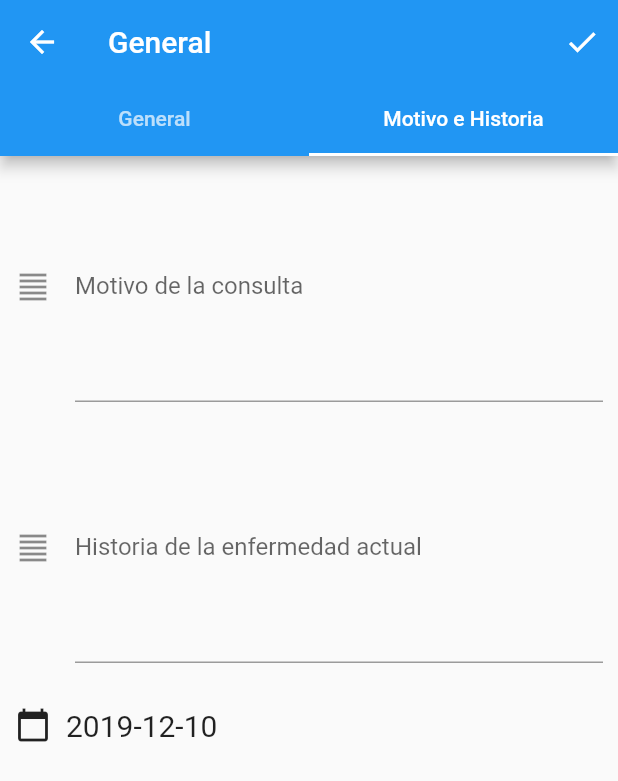
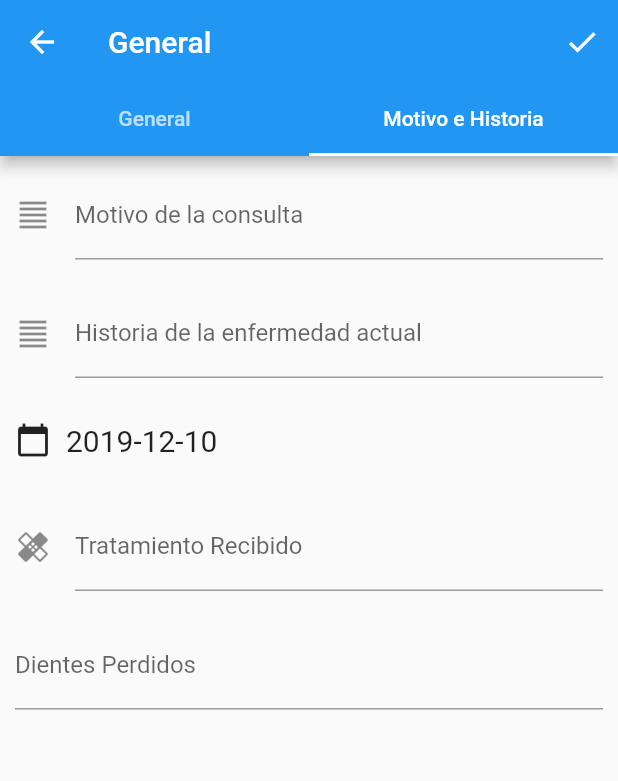
Before and after one commit to equipodetesis/Tesis, a Flutter app: the General_I screen opened directly, tab 2 chosen, after a tap on the "check" icon, on a phone screen of 412 x 824 dp. Shown: the top 781 px of the screen. Run offline on Flutter 3.47's test engine with Material 2 defaults, Android fonts, the phone set to English and light mode, and no system bars; our stand-ins replace cloud_firestore, font_awesome_flutter, line_awesome_icons; accounts and stored records are empty; statements that could not run were skipped.

Commit message:
Tratando de no destruir el proyecto

```diff
--- a/lib/Formularios/I_II_III_IV.dart
+++ b/lib/Formularios/I_II_III_IV.dart
@@ -1,5 +1,7 @@
 import 'package:flutter/material.dart';
 import 'package:intl/intl.dart';
+import 'package:font_awesome_flutter/font_awesome_flutter.dart';
+import 'package:line_awesome_icons/line_awesome_icons.dart';
 
 class General_I extends StatefulWidget{
   @override
@@ -10,12 +12,16 @@ class General_I extends StatefulWidget{
 
 }
 class General_I_State extends State<General_I>{
-  TextEditingController nombre = TextEditingController(),sexo = TextEditingController()
-  ,estado_civil = TextEditingController(),direccion = TextEditingController(),emergencia = TextEditingController()
+  TextEditingController nombre = TextEditingController(), estado_civil = TextEditingController(),
+      direccion = TextEditingController(),emergencia = TextEditingController()
   ,procedencia = TextEditingController(),telefono = TextEditingController(),ocupacion = TextEditingController()
   ,referencia = TextEditingController(),fecha_inicio = TextEditingController(),edad = TextEditingController();
 
-  TextEditingController motivo = TextEditingController(), historia = TextEditingController();
+  TextEditingController motivo = TextEditingController(), historia = TextEditingController(), tratamiento = TextEditingController()
+  , dientes_perdidos = TextEditingController(), causa_dientesperdidos = TextEditingController(),
+  experiencias_exodoncias = TextEditingController(), higiene_oral = TextEditingController(), Tipo_cepillo  = TextEditingController()
+  , tecnica_cepillado  = TextEditingController(), frecuencia_cepillado = TextEditingController(), ayudas_higiene_extras = TextEditingController();
+
   DateTime fecha = DateTime.now();
   DateTime fecha_selec = DateTime.now();
   List sexos =["Masculino","Femenino"];
@@ -46,7 +52,7 @@ class General_I_State extends State<General_I>{
             IconButton(
               icon: Icon(Icons.check),
               onPressed: (){
-                print(nombre.text + "\n" + sexo.text + "\n" + estado_civil + "\n" + direccion.text  + "\n" + edad.text);
+                print(nombre.text + "\n" + _currentsexo + "\n" + estado_civil.text + "\n" + direccion.text  + "\n" + edad.text);
               },
             )
           ],
@@ -103,6 +109,7 @@ class General_I_State extends State<General_I>{
                         onChanged: (value){
                           setState(() {
                             _currentsexo = value;
+
                           });
                         },
                       ),
@@ -210,6 +217,7 @@ class General_I_State extends State<General_I>{
             child: TextFormField(
               decoration: InputDecoration(labelText: "Motivo de la consulta", icon: Icon(Icons.format_align_justify)),
               controller: motivo,
+              minLines: 1,
               maxLines: 6,
             ),
           ),
@@ -218,6 +226,7 @@ class General_I_State extends State<General_I>{
             child: TextFormField(
               decoration: InputDecoration(labelText: "Historia de la enfermedad actual", icon: Icon(Icons.format_align_justify)),
               controller: historia,
+              minLines: 1,
               maxLines: 6,
             ),
           ),
@@ -244,6 +253,21 @@ class General_I_State extends State<General_I>{
             ),
           ),
 
+          Container(
+            margin: EdgeInsets.all(10),
+            child: TextFormField(
+              decoration: InputDecoration(labelText: "Tratamiento Recibido", icon: Icon(Icons.healing)),
+              controller: tratamiento,
+            ),
+          ),
+
+          Container(
+            margin: EdgeInsets.all(10),
+            child: TextFormField(
+              decoration: InputDecoration(labelText: "Dientes Perdidos",),
+              controller: tratamiento,
+            ),
+          ),
         ],
       ),
     );
--- a/pubspec.yaml
+++ b/pubspec.yaml
@@ -28,6 +28,8 @@ dependencies:
   # Use with the CupertinoIcons class for iOS style icons.
   cupertino_icons: ^0.1.2
   intl: ^0.16.0
+  line_awesome_icons: ^1.0.4+2
+  font_awesome_flutter: ^8.5.0
 
 dev_dependencies:
   flutter_test:
```
Also changed, not shown: pubspec.lock.
